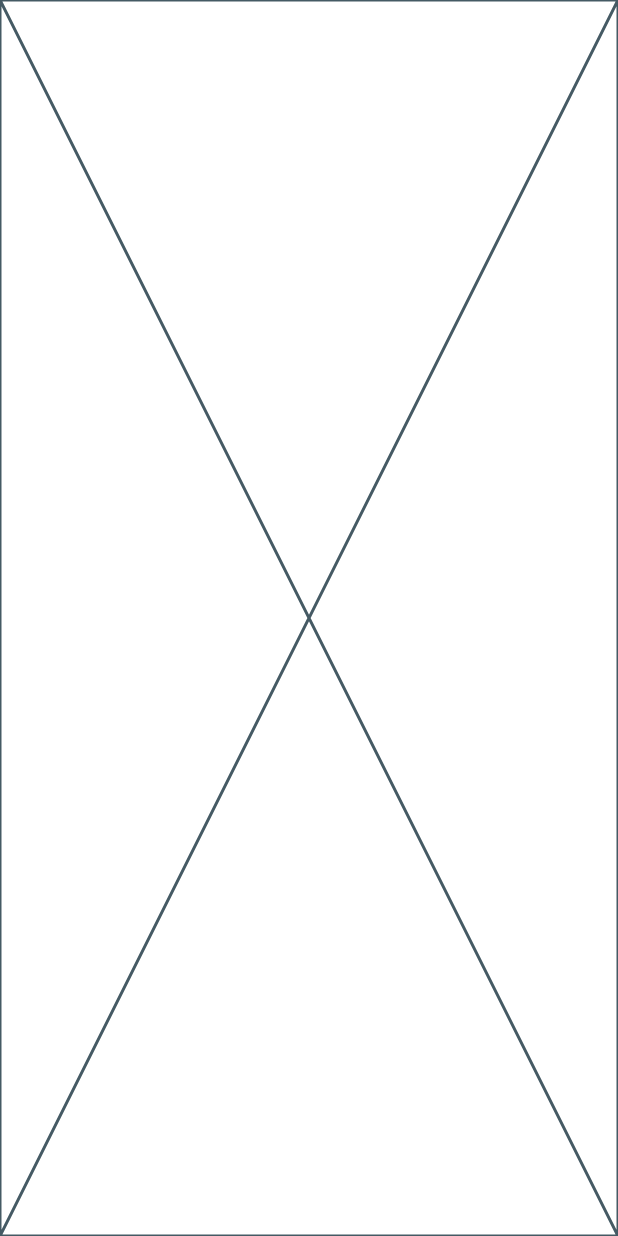
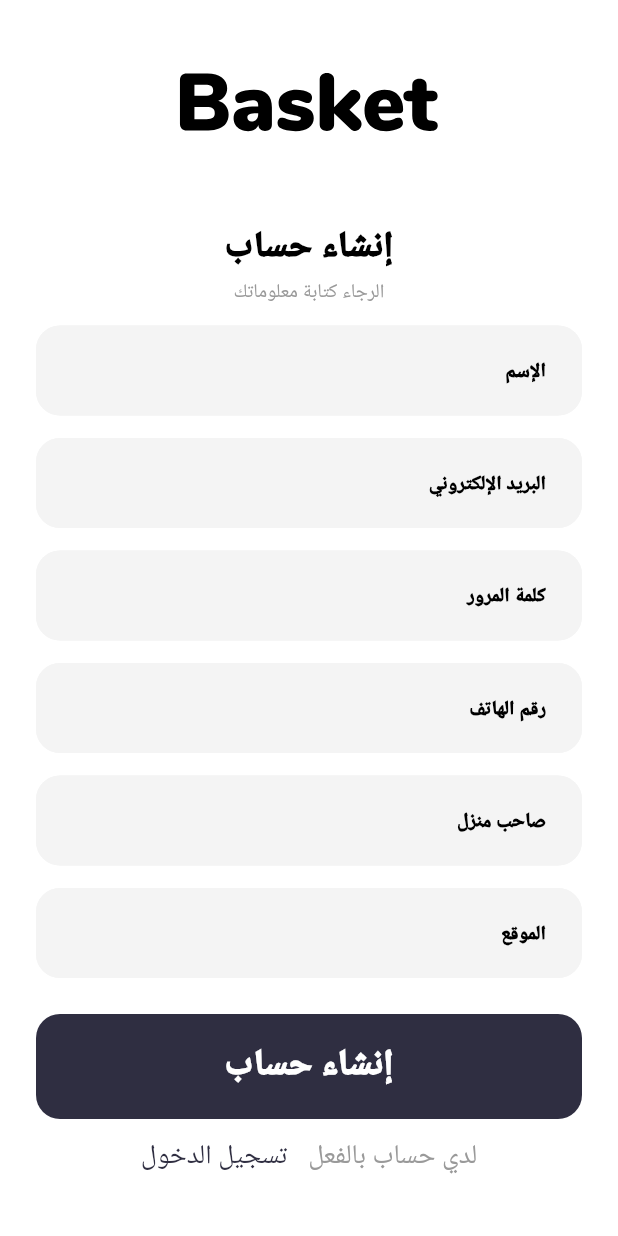
Before and after one commit to mahmoudkamalx14/GoodVibes, a Flutter app: the LoginScreen screen opened by its route, after a tap on "من هنا", on a phone screen of 412 x 824 dp. Run offline on Flutter 3.47's test engine with Material 3 defaults, Android fonts, the phone set to English and light mode, and no system bars; our stand-ins replace flutter_screenutil, flutter_svg, smooth_page_indicator; Roboto replaces fonts that are missing (Nunito).

Commit message:
- added signup screen - added signup form widget

```diff
--- a/lib/core/functions/validator.dart
+++ b/lib/core/functions/validator.dart
@@ -1,7 +1,7 @@
 // validators.dart
 String? notEmptyValidator(String? value) {
   if (value == null || value.isEmpty) {
-    return 'هذا الحقل مطلوب';
+    return 'الرجاء إدخال بريد الإسم';
   }
   return null;
 }
--- a/lib/features/auth/presentation/screens/login_screen.dart
+++ b/lib/features/auth/presentation/screens/login_screen.dart
@@ -17,7 +17,7 @@ class LoginScreen extends StatelessWidget {
       body: SafeArea(
         child: SingleChildScrollView(
           child: Padding(
-            padding: EdgeInsets.symmetric(vertical: 48.h, horizontal: 48.w),
+            padding: EdgeInsets.symmetric(vertical: 48.h, horizontal: 24.w),
             child: Center(
               child: Directionality(
                 textDirection: TextDirection.rtl,
--- a/lib/features/auth/presentation/screens/signup_screen.dart
+++ b/lib/features/auth/presentation/screens/signup_screen.dart
@@ -1,10 +1,65 @@
 import 'package:flutter/material.dart';
+import 'package:flutter_screenutil/flutter_screenutil.dart';
+import 'package:flutter_svg/flutter_svg.dart';
+import 'package:goodvibes/core/theme/app_styles.dart';
+import 'package:goodvibes/core/utils/extentions.dart';
+import 'package:goodvibes/core/utils/spaces.dart';
+import 'package:goodvibes/features/auth/presentation/widgets/signup_form_widget.dart';
 
 class SignupScreen extends StatelessWidget {
   const SignupScreen({super.key});
 
   @override
   Widget build(BuildContext context) {
-    return const Placeholder();
+    return Scaffold(
+      body: SafeArea(
+        child: SingleChildScrollView(
+          child: Padding(
+            padding: EdgeInsets.symmetric(vertical: 48.h, horizontal: 24.w),
+            child: Center(
+              child: Directionality(
+                textDirection: TextDirection.rtl,
+                child: Column(
+                  children: [
+                    SvgPicture.asset('assets/images/Basket.svg'),
+                    verticalSpace(60),
+                    Text('إنشاء حساب', style: AppStyles.style24ExtraBold),
+                    verticalSpace(3),
+                    Text(
+                      'الرجاء كتابة معلوماتك',
+                      style: AppStyles.style13Regular,
+                    ),
+                    verticalSpace(12),
+                    const SignUpFormWidget(),
+                    verticalSpace(12),
+                    Row(
+                      mainAxisAlignment: MainAxisAlignment.center,
+                      children: [
+                        Text(
+                          'لدي حساب بالفعل',
+                          style: AppStyles.style18Regular,
+                        ),
+                        horizontalSpace(14),
+                        GestureDetector(
+                          onTap: () {
+                            context.pop();
+                          },
+                          child: Text(
+                            'تسجيل الدخول',
+                            style: AppStyles.style18Regular.copyWith(
+                              color: const Color(0xFF2F2E41),
+                            ),
+                          ),
+                        ),
+                      ],
+                    ),
+                  ],
+                ),
+              ),
+            ),
+          ),
+        ),
+      ),
+    );
   }
 }
--- /dev/null
+++ b/lib/features/auth/presentation/widgets/signup_form_widget.dart
@@ -0,0 +1,56 @@
+import 'package:flutter/material.dart';
+import 'package:goodvibes/core/functions/validator.dart';
+import 'package:goodvibes/core/utils/spaces.dart';
+import 'package:goodvibes/core/widgets/app_text_button.dart';
+import 'package:goodvibes/core/widgets/app_text_form_field.dart';
+
+class SignUpFormWidget extends StatefulWidget {
+  const SignUpFormWidget({super.key});
+
+  @override
+  State<SignUpFormWidget> createState() => _SignUpFormWidgetState();
+}
+
+class _SignUpFormWidgetState extends State<SignUpFormWidget> {
+  @override
+  Widget build(BuildContext context) {
+    return Column(
+      children: [
+        const AppTextFormField(
+          hintText: 'الإسم',
+          validator: notEmptyValidator,
+        ),
+        verticalSpace(15),
+        const AppTextFormField(
+          hintText: 'البريد الإلكتروني',
+          validator: emailValidator,
+        ),
+        verticalSpace(15),
+        const AppTextFormField(
+          hintText: 'كلمة المرور',
+          validator: passwordValidator,
+        ),
+        verticalSpace(15),
+        const AppTextFormField(
+          hintText: 'رقم الهاتف',
+          validator: phoneNumberValidator,
+        ),
+        verticalSpace(15),
+        const AppTextFormField(
+          hintText: 'صاحب منزل',
+          validator: phoneNumberValidator,
+        ),
+        verticalSpace(15),
+        const AppTextFormField(
+          hintText: 'الموقع',
+          validator: phoneNumberValidator,
+        ),
+        verticalSpace(24),
+        AppTextButton(
+          textButton: 'إنشاء حساب',
+          onPressed: () {},
+        ),
+      ],
+    );
+  }
+}
```
Also changed, not shown: pubspec.lock.
